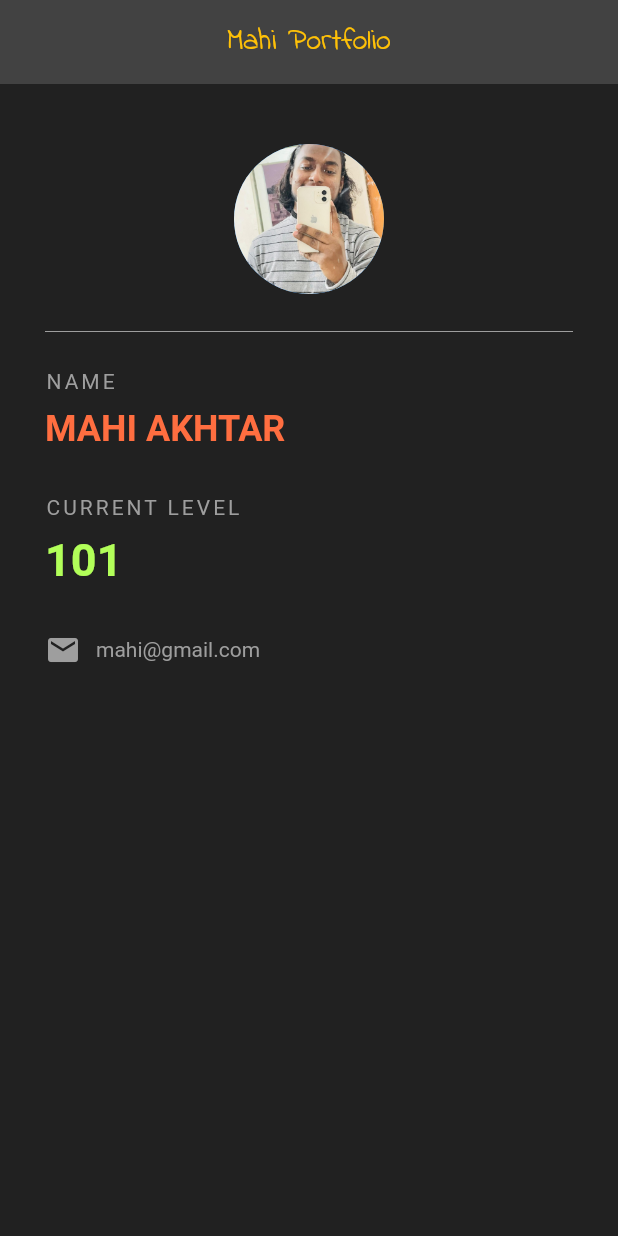
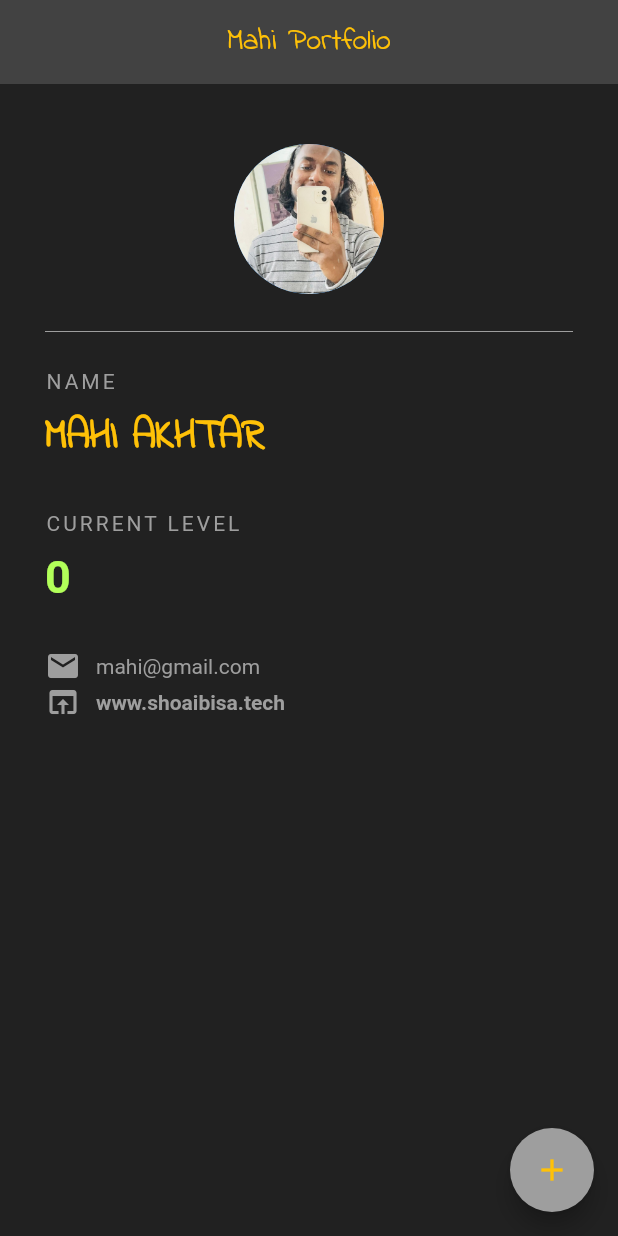
Before and after one commit to shoaibisa/flutter-1, a Flutter app: the screen it shows after launch, on a phone screen of 412 x 824 dp. Run offline on Flutter 3.47's test engine with Material 2 defaults, Android fonts, the phone set to English and light mode, and no system bars.

Commit message:
done till adder

```diff
--- a/lib/main.dart
+++ b/lib/main.dart
@@ -5,8 +5,14 @@ void main() => runApp(
     home: MahiCard(),
   )
 );
-class MahiCard extends StatelessWidget {
+class MahiCard extends StatefulWidget {
 
+  @override
+  State<MahiCard> createState() => _MahiCardState();
+}
+
+class _MahiCardState extends State<MahiCard> {
+  int currLevel=0;
   @override
   Widget build(BuildContext context) {
     return Scaffold(
@@ -22,6 +28,19 @@ class MahiCard extends StatelessWidget {
         centerTitle: true,
         backgroundColor: Colors.grey[800],
         elevation: 0.0,
+      ),
+      floatingActionButton: FloatingActionButton(
+        onPressed: (){
+          setState(() {
+            currLevel+=1;
+          });
+        },
+        child:Icon(
+          Icons.add,
+          color: Colors.amber,
+        ),
+        backgroundColor: Colors.grey,
+
       ),
       body:Padding(
         padding: EdgeInsets.fromLTRB(30, 40, 30, 0),
@@ -50,8 +69,9 @@ class MahiCard extends StatelessWidget {
             Text(
               'MAHI AKHTAR',
               style: TextStyle(
-                color: Colors.deepOrangeAccent,
-                fontSize: 24.0,
+                color: Colors.amber,
+                fontSize: 27.0,
+                fontFamily: 'IndieFlower',
                 fontWeight: FontWeight.bold,
               ),
             ),
@@ -65,7 +85,7 @@ class MahiCard extends StatelessWidget {
             ),
             SizedBox(height: 10.0,),
             Text(
-              '101',
+              '$currLevel',
               style: TextStyle(
                 color: Colors.lightGreenAccent,
                 fontSize: 30.0,
@@ -88,6 +108,24 @@ class MahiCard extends StatelessWidget {
                 ),
               ],
             ) ,
+            Row(
+              children: <Widget>[
+                Icon(
+                  Icons.open_in_browser,
+                  color: Colors.grey,
+                ),
+                SizedBox(width: 10.0,),
+                Text(
+                  'www.shoaibisa.tech',
+                  style: TextStyle(
+                    color: Colors.grey,
+                    fontWeight: FontWeight.bold,
+                  ),
+
+                ),
+              ],
+            ),
+
           ],
         ),
       ),
```
